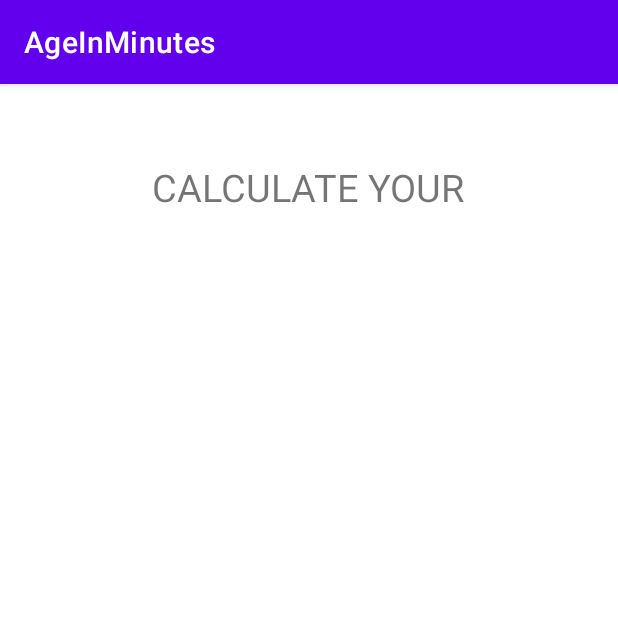
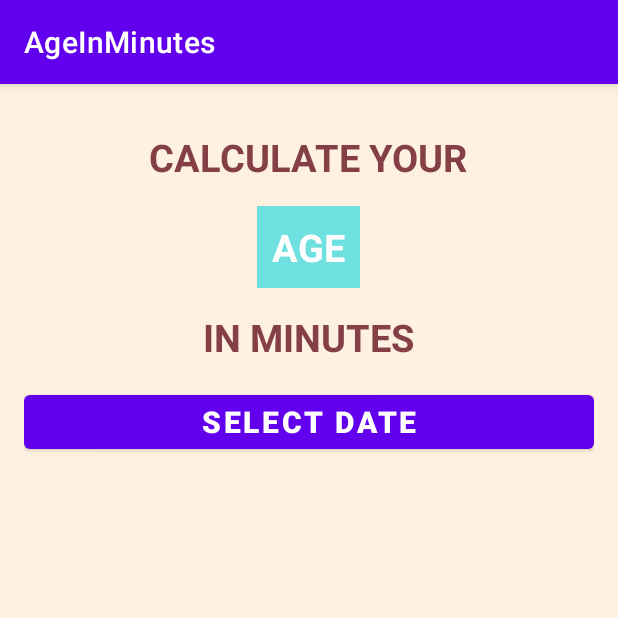
Before and after one commit to abubaker-cs/AgeInMinutes, an Android app: the screen it shows after launch (MainActivity), on a phone screen of 412 x 824 dp, the top half of it. Run offline under Robolectric (Android 15) with nearby library versions, the phone set to English and light mode, and no system bars.

```diff
--- a/app/src/main/res/layout/activity_main.xml
+++ b/app/src/main/res/layout/activity_main.xml
@@ -1,22 +1,55 @@
 <?xml version="1.0" encoding="utf-8"?>
-<androidx.constraintlayout.widget.ConstraintLayout xmlns:android="http://schemas.android.com/apk/res/android"
+<LinearLayout xmlns:android="http://schemas.android.com/apk/res/android"
     xmlns:app="http://schemas.android.com/apk/res-auto"
     xmlns:tools="http://schemas.android.com/tools"
     android:layout_width="match_parent"
     android:layout_height="match_parent"
+    android:background="@color/backgroundColor"
+    android:gravity="center_horizontal"
+    android:orientation="vertical"
+    android:padding="16dp"
     tools:context=".MainActivity">
 
+    <!-- CALCULATE YOUR -->
     <TextView
         android:layout_width="wrap_content"
         android:layout_height="wrap_content"
         android:layout_marginTop="15dp"
         android:text="CALCULATE YOUR"
+        android:textColor="@color/textColor"
         android:textSize="25sp"
-        app:layout_constraintBottom_toBottomOf="parent"
-        app:layout_constraintHorizontal_bias="0.498"
-        app:layout_constraintLeft_toLeftOf="parent"
-        app:layout_constraintRight_toRightOf="parent"
-        app:layout_constraintTop_toTopOf="parent"
-        app:layout_constraintVertical_bias="0.05" />
+        android:textStyle="bold" />
 
-</androidx.constraintlayout.widget.ConstraintLayout>
+    <!-- AGE -->
+    <TextView
+        android:layout_width="wrap_content"
+        android:layout_height="wrap_content"
+        android:layout_marginTop="15dp"
+        android:background="@color/ageTextBackgroundColor"
+        android:padding="10dp"
+        android:text="AGE"
+        android:textColor="@color/ageTextColor"
+        android:textSize="25sp"
+        android:textStyle="bold" />
+
+    <!-- IN MINUTES -->
+    <TextView
+        android:layout_width="wrap_content"
+        android:layout_height="wrap_content"
+        android:layout_marginTop="15dp"
+        android:text="IN MINUTES"
+        android:textColor="@color/textColor"
+        android:textSize="25sp"
+        android:textStyle="bold" />
+
+    <!-- SELECT DATE -->
+    <Button
+        android:layout_width="match_parent"
+        android:layout_height="wrap_content"
+        android:layout_marginTop="15dp"
+        android:text="Select Date"
+        android:textSize="20sp"
+        android:textStyle="bold" />
+
+
+</LinearLayout>
--- a/app/src/main/res/values/colors.xml
+++ b/app/src/main/res/values/colors.xml
@@ -1,10 +1,21 @@
 <?xml version="1.0" encoding="utf-8"?>
 <resources>
+
     <color name="purple_200">#FFBB86FC</color>
     <color name="purple_500">#FF6200EE</color>
     <color name="purple_700">#FF3700B3</color>
+
     <color name="teal_200">#FF03DAC5</color>
     <color name="teal_700">#FF018786</color>
+
     <color name="black">#FF000000</color>
     <color name="white">#FFFFFFFF</color>
+
+
+    <color name="textColor">#844046</color>
+    <color name="backgroundColor">#FEF1E0</color>
+
+    <color name="ageTextColor">#FFFFFF</color>
+    <color name="ageTextBackgroundColor">#C846DCE0</color>
+
 </resources>
--- a/app/src/main/res/values/themes.xml
+++ b/app/src/main/res/values/themes.xml
@@ -1,4 +1,5 @@
 <resources xmlns:tools="http://schemas.android.com/tools">
+
     <!-- Base application theme. -->
     <style name="Theme.AgeInMinutes" parent="Theme.MaterialComponents.DayNight.DarkActionBar">
 
@@ -17,5 +18,7 @@
 
         <!-- Customize your theme here. -->
 
+
     </style>
+
 </resources>
```
